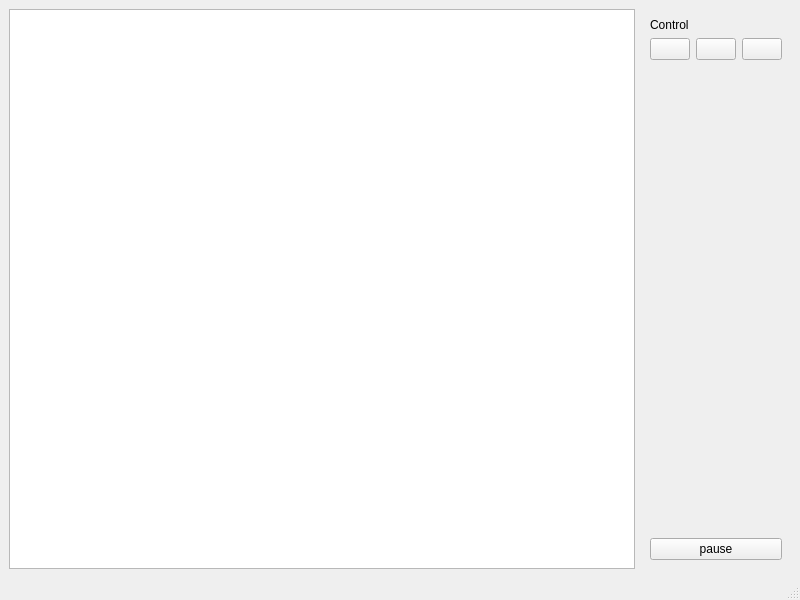
This is src/mainwindow/mainwindow.ui in BigCubeCat/rutherford-experiment as Qt 5 draws it before an edit. The edited form follows.
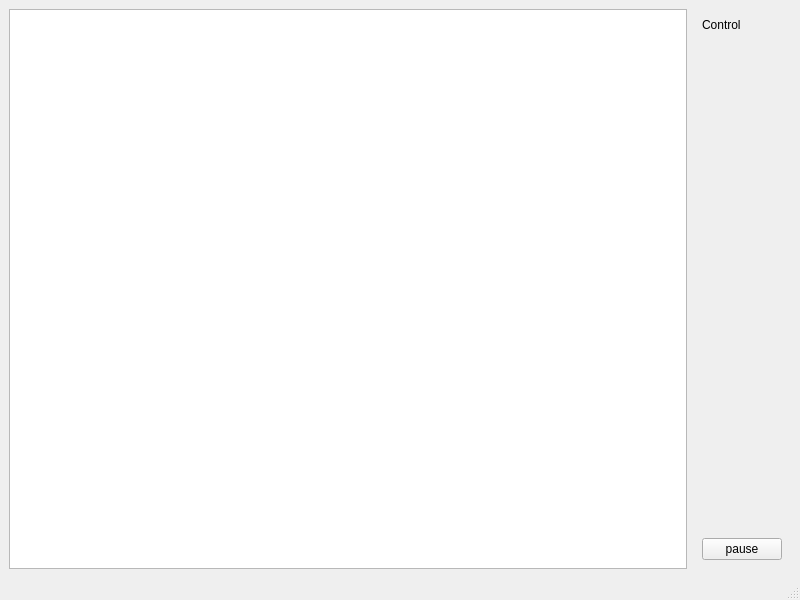
This is the edited form.

Commit message: refactor(rename): rename button

The edit to the form file:
```diff
--- a/src/mainwindow/mainwindow.ui
+++ b/src/mainwindow/mainwindow.ui
@@ -64,31 +64,6 @@
            </property>
           </widget>
          </item>
-         <item>
-          <layout class="QHBoxLayout" name="horizontalLayout">
-           <item>
-            <widget class="QPushButton" name="stopButton">
-             <property name="text">
-              <string/>
-             </property>
-            </widget>
-           </item>
-           <item>
-            <widget class="QPushButton" name="pauseButton">
-             <property name="text">
-              <string/>
-             </property>
-            </widget>
-           </item>
-           <item>
-            <widget class="QPushButton" name="playButton">
-             <property name="text">
-              <string/>
-             </property>
-            </widget>
-           </item>
-          </layout>
-         </item>
          <item>
           <spacer name="verticalSpacer_2">
            <property name="orientation">
@@ -103,7 +78,7 @@
           </spacer>
          </item>
          <item>
-          <widget class="QPushButton" name="addButton">
+          <widget class="QPushButton" name="pauseButton">
            <property name="text">
             <string>pause</string>
            </property>
```
The commit also changes 1 other file.
